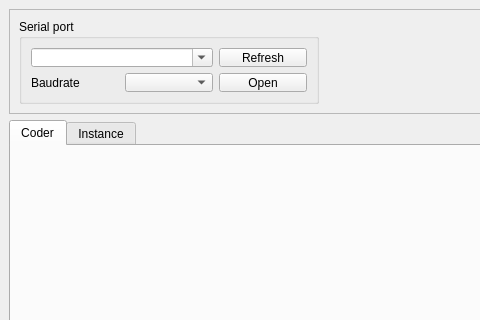
First picture: the form in TupTool/instance_form.ui, repository gsusdev/tup, before the edit; both pictures show x 0 to 480 and y 0 to 320 of the 775 by 600 pixel window.
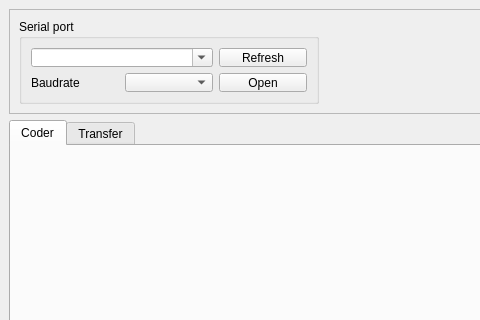
Second picture: the form after the edit.

Commit message: Fixed some errors in TUP transfer

```diff
--- a/TupTool/instance_form.ui
+++ b/TupTool/instance_form.ui
@@ -117,7 +117,7 @@
       </widget>
       <widget class="QWidget" name="tabInstance">
        <attribute name="title">
-        <string>Instance</string>
+        <string>Transfer</string>
        </attribute>
       </widget>
      </widget>
```
Left out of the diff: 4 changed lines with no effect on the pictures. The commit also changes 19 other files.
